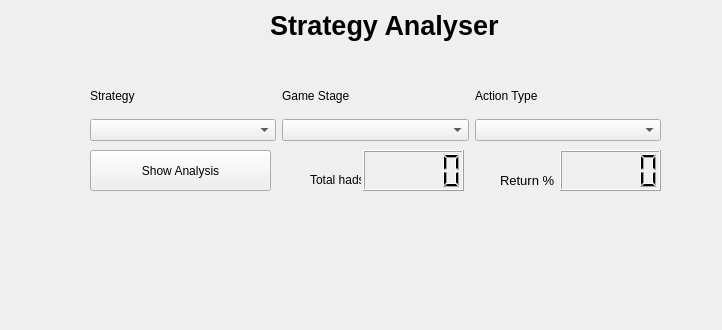
First picture: the form in gui/gui_qt_ui_analyser.ui, repository dickreuter/Poker, before the edit; both pictures show x 0 to 722 and y 0 to 330 of the 722 by 748 pixel window.
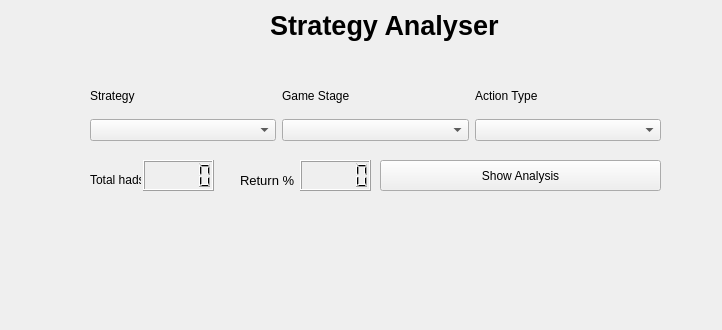
Second picture: the form after the edit.

```diff
--- a/gui/gui_qt_ui_analyser.ui
+++ b/gui/gui_qt_ui_analyser.ui
@@ -28,10 +28,10 @@
   <widget class="QPushButton" name="button_analyse">
    <property name="geometry">
     <rect>
-     <x>90</x>
-     <y>150</y>
-     <width>181</width>
-     <height>41</height>
+     <x>380</x>
+     <y>160</y>
+     <width>281</width>
+     <height>31</height>
     </rect>
    </property>
    <property name="text">
@@ -115,17 +115,17 @@
   <widget class="QLCDNumber" name="lcdNumber">
    <property name="geometry">
     <rect>
-     <x>560</x>
-     <y>150</y>
-     <width>101</width>
-     <height>41</height>
+     <x>300</x>
+     <y>160</y>
+     <width>71</width>
+     <height>31</height>
     </rect>
    </property>
   </widget>
   <widget class="QLabel" name="label_5">
    <property name="geometry">
     <rect>
-     <x>500</x>
+     <x>240</x>
      <y>170</y>
      <width>61</width>
      <height>21</height>
@@ -188,17 +188,17 @@
   <widget class="QLCDNumber" name="lcdNumber_2">
    <property name="geometry">
     <rect>
-     <x>363</x>
-     <y>150</y>
-     <width>101</width>
-     <height>41</height>
+     <x>143</x>
+     <y>160</y>
+     <width>71</width>
+     <height>31</height>
     </rect>
    </property>
   </widget>
   <widget class="QLabel" name="label_6">
    <property name="geometry">
     <rect>
-     <x>310</x>
+     <x>90</x>
      <y>170</y>
      <width>51</width>
      <height>20</height>
```
Left out of the diff: 6 changed lines with no effect on the pictures.
